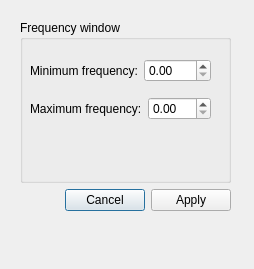
cibr-jyu/meggie, file hoksotin/ui/qt4Designer/TFRfromEpochs.ui: the form before one commit.
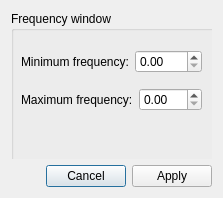
The form after the commit.

Patch:
```diff
--- a/hoksotin/ui/qt4Designer/TFRfromEpochs.ui
+++ b/hoksotin/ui/qt4Designer/TFRfromEpochs.ui
@@ -6,25 +6,46 @@
    <rect>
     <x>0</x>
     <y>0</y>
-    <width>254</width>
-    <height>269</height>
+    <width>223</width>
+    <height>198</height>
    </rect>
   </property>
   <property name="windowTitle">
    <string>TFR from epochs</string>
   </property>
-  <widget class="QWidget" name="">
+  <layout class="QVBoxLayout" name="verticalLayout_2">
+   <item>
+    <widget class="QScrollArea" name="scrollArea">
+     <property name="frameShape">
+      <enum>QFrame::NoFrame</enum>
+     </property>
+     <property name="widgetResizable">
+      <bool>true</bool>
+     </property>
+     <widget class="QWidget" name="scrollAreaWidgetContents">
    <property name="geometry">
     <rect>
-     <x>20</x>
-     <y>20</y>
-     <width>211</width>
-     <height>191</height>
-    </rect>
-   </property>
-   <layout class="QVBoxLayout" name="verticalLayout">
-    <item>
+        <x>0</x>
+        <y>0</y>
+        <width>205</width>
+        <height>149</height>
+       </rect>
+      </property>
+      <property name="minimumSize">
+       <size>
+        <width>197</width>
+        <height>134</height>
+       </size>
+      </property>
      <widget class="QGroupBox" name="groupBoxFrequencies">
+       <property name="geometry">
+        <rect>
+         <x>0</x>
+         <y>0</y>
+         <width>234</width>
+         <height>211</height>
+        </rect>
+       </property>
       <property name="title">
        <string>Frequency window</string>
       </property>
@@ -69,7 +90,11 @@
        </layout>
       </widget>
      </widget>
-    </item>
+     </widget>
+    </widget>
+   </item>
+   <item>
+    <layout class="QVBoxLayout" name="verticalLayout">
     <item>
      <widget class="QDialogButtonBox" name="buttonBox">
       <property name="orientation">
@@ -81,7 +106,8 @@
      </widget>
     </item>
    </layout>
-  </widget>
+   </item>
+  </layout>
  </widget>
  <resources/>
  <connections>
```
Lines whose indentation alone changed are shown as unchanged.
